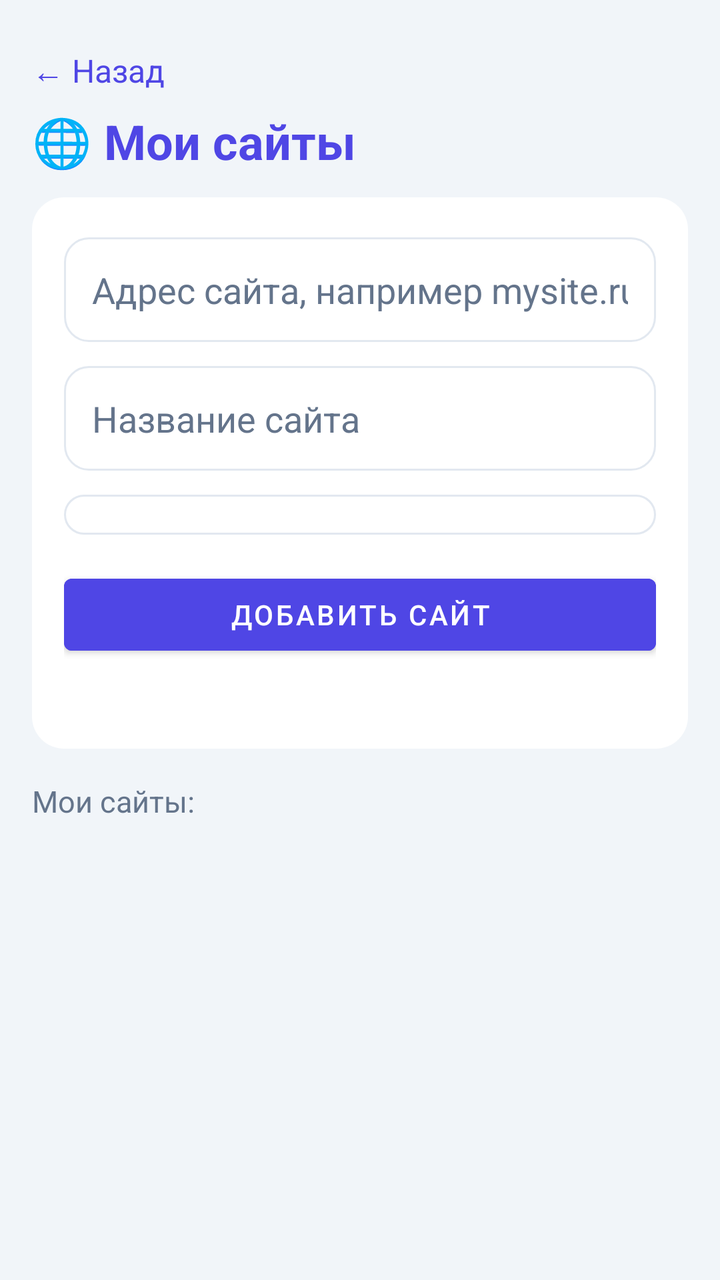
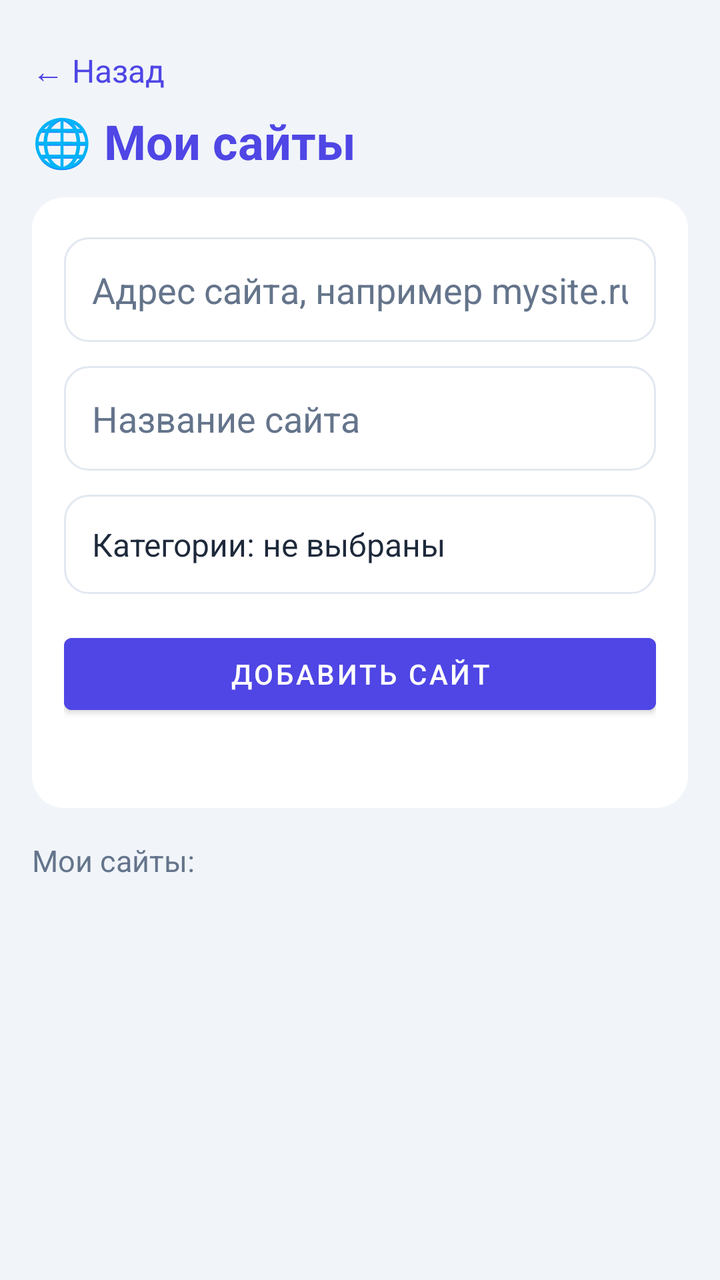

An Android layout rendered at two revisions. The XML below is the earlier revision; the diff shows what the commit changed to produce the second picture.
<!-- AndroidManifest.xml: application theme Theme.AdLinkPro -->
<!-- res/layout/fragment_sites.xml -->
<?xml version="1.0" encoding="utf-8"?>
<ScrollView xmlns:android="http://schemas.android.com/apk/res/android"
    android:layout_width="match_parent"
    android:layout_height="match_parent"
    android:background="@color/bg_light"
    android:fillViewport="true">

    <LinearLayout
        android:layout_width="match_parent"
        android:layout_height="wrap_content"
        android:orientation="vertical"
        android:padding="16dp">

        <TextView
            android:id="@+id/tv_sites_back"
            android:layout_width="wrap_content"
            android:layout_height="wrap_content"
            android:paddingTop="8dp"
            android:paddingBottom="8dp"
            android:text="← Назад"
            android:textColor="@color/primary"
            android:textSize="16sp"/>

        <TextView
            android:layout_width="match_parent"
            android:layout_height="wrap_content"
            android:text="🌐 Мои сайты"
            android:textColor="@color/primary"
            android:textSize="24sp"
            android:textStyle="bold"
            android:layout_marginBottom="12dp"/>

        <LinearLayout
            android:layout_width="match_parent"
            android:layout_height="wrap_content"
            android:orientation="vertical"
            android:background="@drawable/bg_card"
            android:padding="16dp">

            <EditText
                android:id="@+id/et_site_url"
                android:layout_width="match_parent"
                android:layout_height="wrap_content"
                android:layout_marginTop="4dp"
                android:background="@drawable/bg_input"
                android:padding="14dp"
                android:hint="Адрес сайта, например mysite.ru"
                android:textColor="@color/text_main"
                android:textColorHint="@color/text_secondary"
                android:inputType="textUri"
                android:maxLines="1"/>

            <EditText
                android:id="@+id/et_site_name"
                android:layout_width="match_parent"
                android:layout_height="wrap_content"
                android:layout_marginTop="12dp"
                android:background="@drawable/bg_input"
                android:padding="14dp"
                android:hint="Название сайта"
                android:textColor="@color/text_main"
                android:textColorHint="@color/text_secondary"
                android:inputType="text"
                android:maxLines="1"/>
             <Spinner
                android:id="@+id/sp_site_cat"
                android:layout_width="match_parent"
                android:layout_height="wrap_content"
                android:layout_marginTop="12dp"
                android:background="@drawable/bg_spinner"
                android:popupBackground="@drawable/bg_spinner_dark"
                android:padding="10dp"/>


            <Button
                android:id="@+id/btn_site_add"
                android:layout_width="match_parent"
                android:layout_height="wrap_content"
                android:layout_marginTop="16dp"
                android:backgroundTint="@color/primary"
                android:text="Добавить сайт"
                android:textColor="@color/white"/>

            <TextView
                android:id="@+id/tv_site_status"
                android:layout_width="match_parent"
                android:layout_height="wrap_content"
                android:layout_marginTop="8dp"
                android:textColor="@color/red"
                android:textSize="14sp"/>
        </LinearLayout>

        <TextView
            android:layout_width="match_parent"
            android:layout_height="wrap_content"
            android:layout_marginTop="16dp"
            android:text="Мои сайты:"
            android:textColor="@color/text_secondary"
            android:textSize="15sp"/>

        <LinearLayout
            android:id="@+id/sites_list"
            android:layout_width="match_parent"
            android:layout_height="wrap_content"
            android:layout_marginTop="8dp"
            android:orientation="vertical"/>
    </LinearLayout>
</ScrollView>
<!-- resources referenced by this layout -->
<resources>
  <color name="bg_light">#f1f5f9</color>
  <color name="primary">#4f46e5</color>
  <color name="red">#ef4444</color>
  <color name="text_main">#1e293b</color>
  <color name="text_secondary">#64748b</color>
  <color name="white">#ffffff</color>
  <!-- drawable bg_card (drawable) -->
  <?xml version="1.0" encoding="utf-8"?>
  <shape xmlns:android="http://schemas.android.com/apk/res/android" android:shape="rectangle">
      <solid android:color="@color/white"/>
      <corners android:radius="16dp"/>
  </shape>
  <!-- drawable bg_input (drawable) -->
  <?xml version="1.0" encoding="utf-8"?>
  <selector xmlns:android="http://schemas.android.com/apk/res/android">
      <item android:state_focused="true">
          <shape android:shape="rectangle">
              <solid android:color="@color/white"/>
              <corners android:radius="12dp"/>
              <stroke android:width="2dp" android:color="@color/primary"/>
          </shape>
      </item>
      <item>
          <shape android:shape="rectangle">
              <solid android:color="@color/white"/>
              <corners android:radius="12dp"/>
              <stroke android:width="1dp" android:color="#E2E8F0"/>
          </shape>
      </item>
  </selector>
  <!-- drawable bg_spinner (drawable) -->
  <?xml version="1.0" encoding="utf-8"?>
  <shape xmlns:android="http://schemas.android.com/apk/res/android" android:shape="rectangle">
      <solid android:color="@color/white"/>
      <corners android:radius="12dp"/>
      <stroke android:width="1dp" android:color="#E2E8F0"/>
  </shape>
  <!-- drawable bg_spinner_dark (drawable) -->
  <?xml version="1.0" encoding="utf-8"?>
  <shape xmlns:android="http://schemas.android.com/apk/res/android" android:shape="rectangle">
      <solid android:color="@color/card_dark"/>
      <corners android:radius="12dp"/>
      <stroke android:width="1dp" android:color="#3A3A40"/>
  </shape>
  <style name="Theme.AdLinkPro" parent="Theme.MaterialComponents.DayNight.NoActionBar">
          <item name="colorPrimary">@color/primary</item>
          <item name="colorPrimaryDark">@color/primaryDark</item>
          <item name="colorSecondary">@color/accent</item>
          <item name="android:windowBackground">@color/bgLight</item>
      </style>
  <color name="card_dark">#2A2A2E</color>
  <color name="primaryDark">#4338ca</color>
  <color name="accent">#4f46e5</color>
  <color name="bgLight">#f1f5f9</color>
</resources>

<!-- the commit's change to res/layout/fragment_sites.xml (unified diff, before → after) -->
@@ -62,15 +62,17 @@
                 android:textColorHint="@color/text_secondary"
                 android:inputType="text"
                 android:maxLines="1"/>
-             <Spinner
-                android:id="@+id/sp_site_cat"
+
+            <TextView
+                android:id="@+id/tv_site_cat"
                 android:layout_width="match_parent"
                 android:layout_height="wrap_content"
                 android:layout_marginTop="12dp"
-                android:background="@drawable/bg_spinner"
-                android:popupBackground="@drawable/bg_spinner_dark"
-                android:padding="10dp"/>
-
+                android:background="@drawable/bg_input"
+                android:padding="14dp"
+                android:text="Категории: не выбраны"
+                android:textColor="@color/text_main"
+                android:textSize="16sp"/>
 
             <Button
                 android:id="@+id/btn_site_add"
<!-- resource entries referenced after the edit -->
@@ -30,27 +30,12 @@
           </shape>
       </item>
   </selector>
-  <!-- drawable bg_spinner (drawable) -->
-  <?xml version="1.0" encoding="utf-8"?>
-  <shape xmlns:android="http://schemas.android.com/apk/res/android" android:shape="rectangle">
-      <solid android:color="@color/white"/>
-      <corners android:radius="12dp"/>
-      <stroke android:width="1dp" android:color="#E2E8F0"/>
-  </shape>
-  <!-- drawable bg_spinner_dark (drawable) -->
-  <?xml version="1.0" encoding="utf-8"?>
-  <shape xmlns:android="http://schemas.android.com/apk/res/android" android:shape="rectangle">
-      <solid android:color="@color/card_dark"/>
-      <corners android:radius="12dp"/>
-      <stroke android:width="1dp" android:color="#3A3A40"/>
-  </shape>
   <style name="Theme.AdLinkPro" parent="Theme.MaterialComponents.DayNight.NoActionBar">
           <item name="colorPrimary">@color/primary</item>
           <item name="colorPrimaryDark">@color/primaryDark</item>
           <item name="colorSecondary">@color/accent</item>
           <item name="android:windowBackground">@color/bgLight</item>
       </style>
-  <color name="card_dark">#2A2A2E</color>
   <color name="primaryDark">#4338ca</color>
   <color name="accent">#4f46e5</color>
   <color name="bgLight">#f1f5f9</color>
